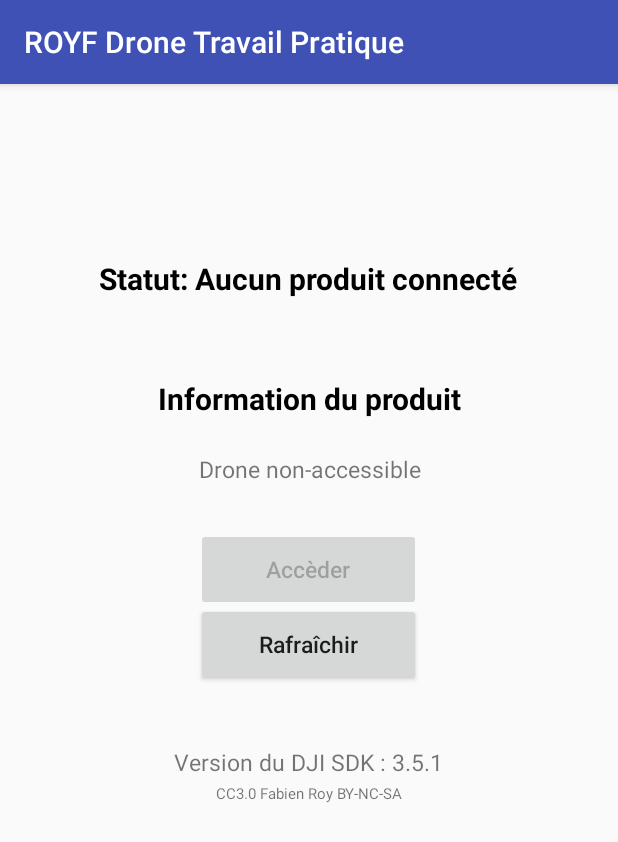
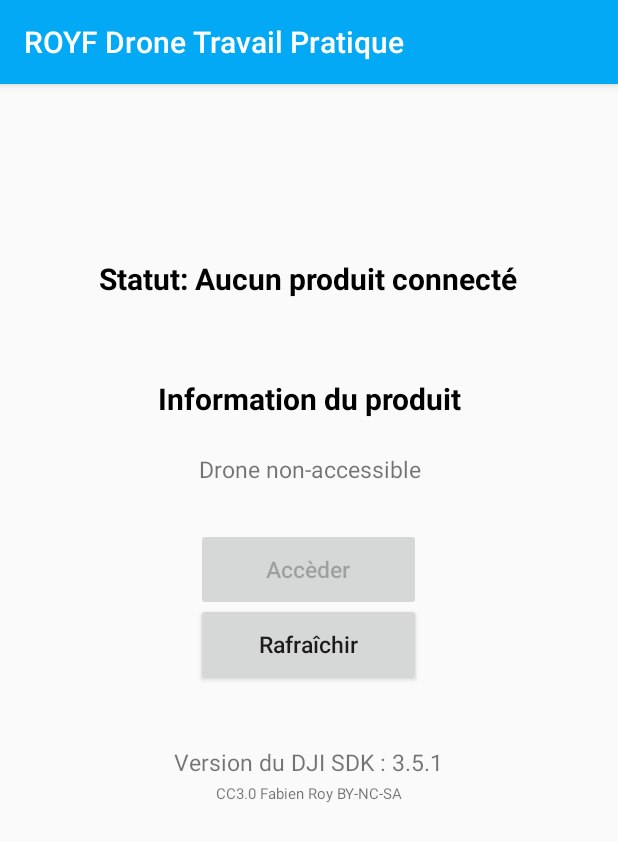
Before and after one commit to fabien-roy/dji-mobile-sdk-example, an Android app: the screen it shows after launch (ActivityMain), on a phone screen of 412 x 824 dp. Shown: the top 842 px of the screen. Run offline under Robolectric (Android 15) with nearby library versions, the phone set to English and light mode, and no system bars; libraries missing offline, so code that uses them is left out: dji.common.error, dji.common.flightcontroller, dji.common.util, dji.sdk.base, dji.sdk.flightcontroller and 2 more; 4 statements that could not run were skipped.

Commit message:
Major changes

```diff
--- a/app/src/main/java/net/info420/fabien/dronetravailpratique/objectives/ActivityObj1Step1.java
+++ b/app/src/main/java/net/info420/fabien/dronetravailpratique/objectives/ActivityObj1Step1.java
@@ -27,6 +27,8 @@ public class ActivityObj1Step1 extends AppCompatActivity {
 
   @Override
   protected void onDestroy(){
+    super.onDestroy();
+
     ApplicationDrone.getDroneMover().land();
   }
 
--- a/app/src/main/res/values/colors.xml
+++ b/app/src/main/res/values/colors.xml
@@ -1,6 +1,11 @@
 <?xml version="1.0" encoding="utf-8"?>
 <resources>
-  <color name="colorPrimary">#3F51B5</color>
-  <color name="colorPrimaryDark">#303F9F</color>
-  <color name="colorAccent">#FF4081</color>
+  <color name="colorPrimary">#03A9F4</color>
+  <color name="colorPrimaryDark">#0288D1</color>
+  <color name="colorPrimaryLight">#B3E5FC</color>
+  <color name="colorPrimaryText">#212121</color>
+  <color name="colorSecondaryText">#757575</color>
+  <color name="colorAccent">#FF5722</color>
+  <color name="colorDivider">#bdbdbd</color>
+  <color name="colorTextIcons">#FFFFFF</color>
 </resources>
--- a/app/src/main/res/values/styles.xml
+++ b/app/src/main/res/values/styles.xml
@@ -5,7 +5,12 @@
     <!-- Customize your theme here. -->
     <item name="colorPrimary">@color/colorPrimary</item>
     <item name="colorPrimaryDark">@color/colorPrimaryDark</item>
+    <item name="colorPrimaryLight">@color/colorPrimaryLight</item>
+    <item name="colorPrimaryText">@color/colorPrimaryText</item>
+    <item name="colorSecondaryText">@color/colorSecondaryText</item>
     <item name="colorAccent">@color/colorAccent</item>
+    <item name="colorDivider">@color/colorDivider</item>
+    <item name="colorTextIcons">@color/colorTextIcons</item>
   </style>
 
   <style name="AppTheme.NoActionBar">
```
Also changed, not shown: app/src/main/java/net/info420/fabien/dronetravailpratique/utils/DroneMover.java (+4 -3 lines), app/src/main/java/net/info420/fabien/dronetravailpratique/utils/MovementTimer.java (+23 -9 lines), app/src/main/res/values/attrs.xml (added, +8 -0 lines), 18 other files.
